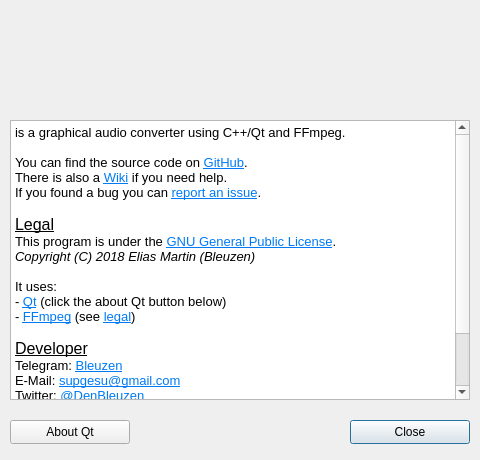
This is src/aboutdialog.ui in Bleuzen/FFaudioConverter as Qt 5 draws it before an edit. The edited form follows.
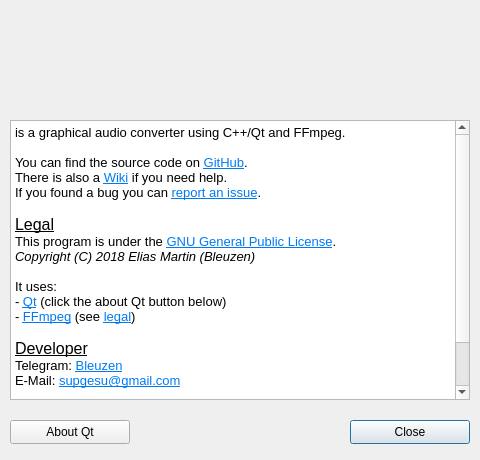
This is the edited form.

Commit message: removed twitter link

```diff
--- a/src/aboutdialog.ui
+++ b/src/aboutdialog.ui
@@ -136,7 +136,6 @@
 &lt;p style=&quot; margin-top:0px; margin-bottom:0px; margin-left:0px; margin-right:0px; -qt-block-indent:0; text-indent:0px;&quot;&gt;&lt;span style=&quot; font-size:12pt; text-decoration: underline;&quot;&gt;Developer&lt;/span&gt;&lt;/p&gt;
 &lt;p style=&quot; margin-top:0px; margin-bottom:0px; margin-left:0px; margin-right:0px; -qt-block-indent:0; text-indent:0px;&quot;&gt;Telegram: &lt;a href=&quot;https://t.me/Bleuzen&quot;&gt;&lt;span style=&quot; text-decoration: underline; color:#007af4;&quot;&gt;Bleuzen&lt;/span&gt;&lt;/a&gt;&lt;/p&gt;
 &lt;p style=&quot; margin-top:0px; margin-bottom:0px; margin-left:0px; margin-right:0px; -qt-block-indent:0; text-indent:0px;&quot;&gt;E-Mail: &lt;a href=&quot;mailto:supgesu@gmail.com&quot;&gt;&lt;span style=&quot; text-decoration: underline; color:#007af4;&quot;&gt;supgesu@gmail.com&lt;/span&gt;&lt;/a&gt;&lt;/p&gt;
-&lt;p style=&quot; margin-top:0px; margin-bottom:0px; margin-left:0px; margin-right:0px; -qt-block-indent:0; text-indent:0px;&quot;&gt;Twitter: &lt;a href=&quot;https://twitter.com/denbleuzen&quot;&gt;&lt;span style=&quot; text-decoration: underline; color:#007af4;&quot;&gt;@DenBleuzen&lt;/span&gt;&lt;/a&gt;&lt;/p&gt;
 &lt;p style=&quot;-qt-paragraph-type:empty; margin-top:0px; margin-bottom:0px; margin-left:0px; margin-right:0px; -qt-block-indent:0; text-indent:0px;&quot;&gt;&lt;br /&gt;&lt;/p&gt;
 &lt;p style=&quot; margin-top:0px; margin-bottom:0px; margin-left:0px; margin-right:0px; -qt-block-indent:0; text-indent:0px;&quot;&gt;&lt;span style=&quot; font-size:12pt; text-decoration: underline;&quot;&gt;Contributors&lt;/span&gt;&lt;/p&gt;
 &lt;p style=&quot; margin-top:0px; margin-bottom:0px; margin-left:0px; margin-right:0px; -qt-block-indent:0; text-indent:0px;&quot;&gt;If you help me (by coding or translating this program in your language) your name will be added here.&lt;/p&gt;&lt;/body&gt;&lt;/html&gt;</string>
```
